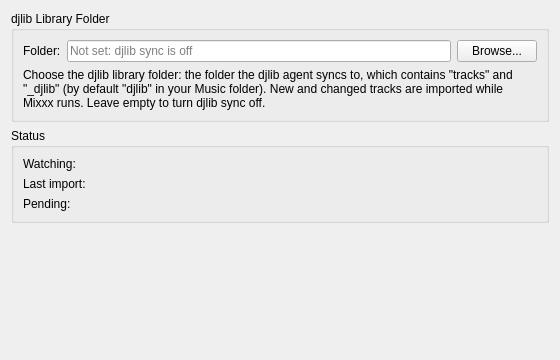
Above: src/library/djlib/dlgprefdjlibdlg.ui from B1naryShad0w/mixxx before the change. Below: the same form after it.
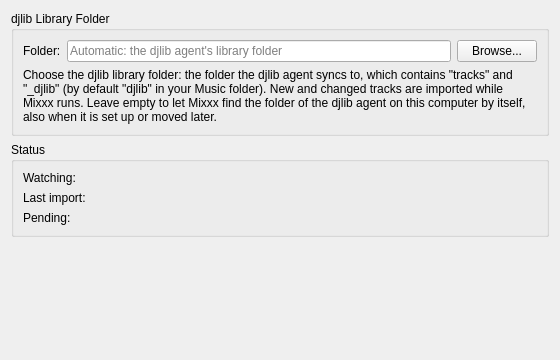
That is the form after the change.

Commit message:
djlib: find the agent's library folder by itself, also later
Without a folder chosen in the preferences the service reads the agent's
library.json ({"schema":1,"library_dir":...} in the agent's state folder)
on a worker thread at start and with every safety pass, falling back to
<Music>/djlib. A library that is set up or moved while Mixxx runs is picked
up without a restart. A chosen folder always wins; a found one is not
written to the settings. An empty setting now means automatic, not off.

The edit to the form file:
```diff
--- a/src/library/djlib/dlgprefdjlibdlg.ui
+++ b/src/library/djlib/dlgprefdjlibdlg.ui
@@ -33,7 +33,7 @@
       <item row="0" column="1">
        <widget class="QLineEdit" name="lineEditLibraryPath">
         <property name="placeholderText">
-         <string>Not set: djlib sync is off</string>
+         <string>Automatic: the djlib agent's library folder</string>
         </property>
        </widget>
       </item>
@@ -47,7 +47,7 @@
       <item row="1" column="0" colspan="3">
        <widget class="QLabel" name="labelFolderHelp">
         <property name="text">
-         <string>Choose the djlib library folder: the folder the djlib agent syncs to, which contains "tracks" and "_djlib" (by default "djlib" in your Music folder). New and changed tracks are imported while Mixxx runs. Leave empty to turn djlib sync off.</string>
+         <string>Choose the djlib library folder: the folder the djlib agent syncs to, which contains "tracks" and "_djlib" (by default "djlib" in your Music folder). New and changed tracks are imported while Mixxx runs. Leave empty to let Mixxx find the folder of the djlib agent on this computer by itself, also when it is set up or moved later.</string>
         </property>
         <property name="wordWrap">
          <bool>true</bool>
```
The commit also changes 4 other files.
